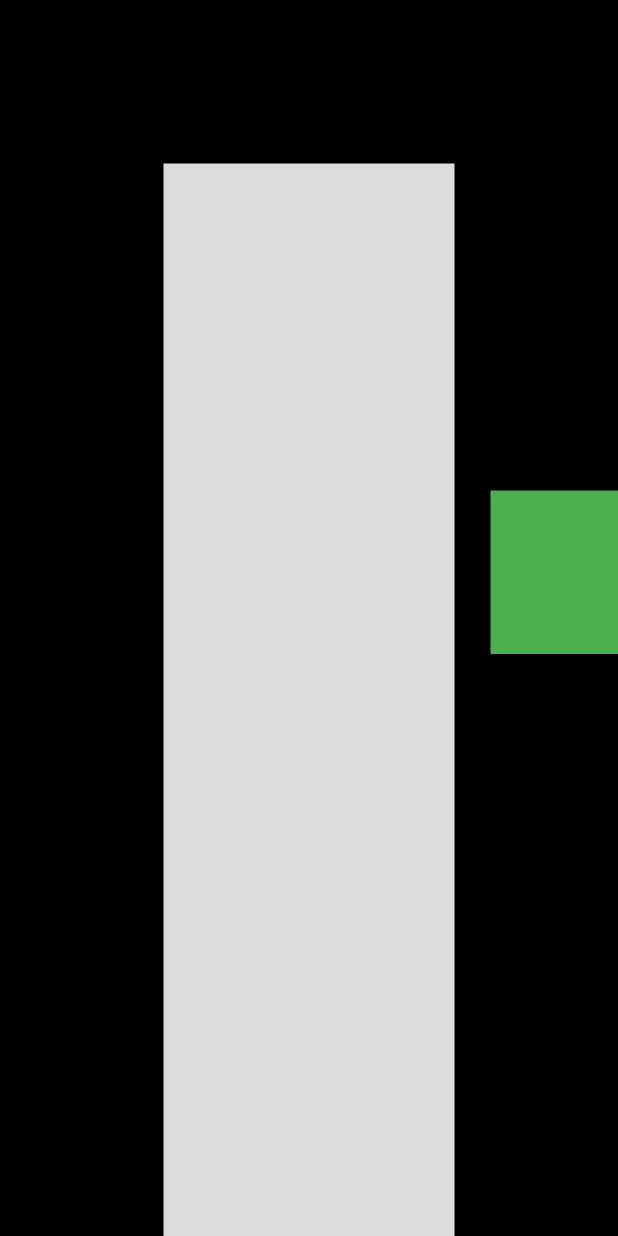
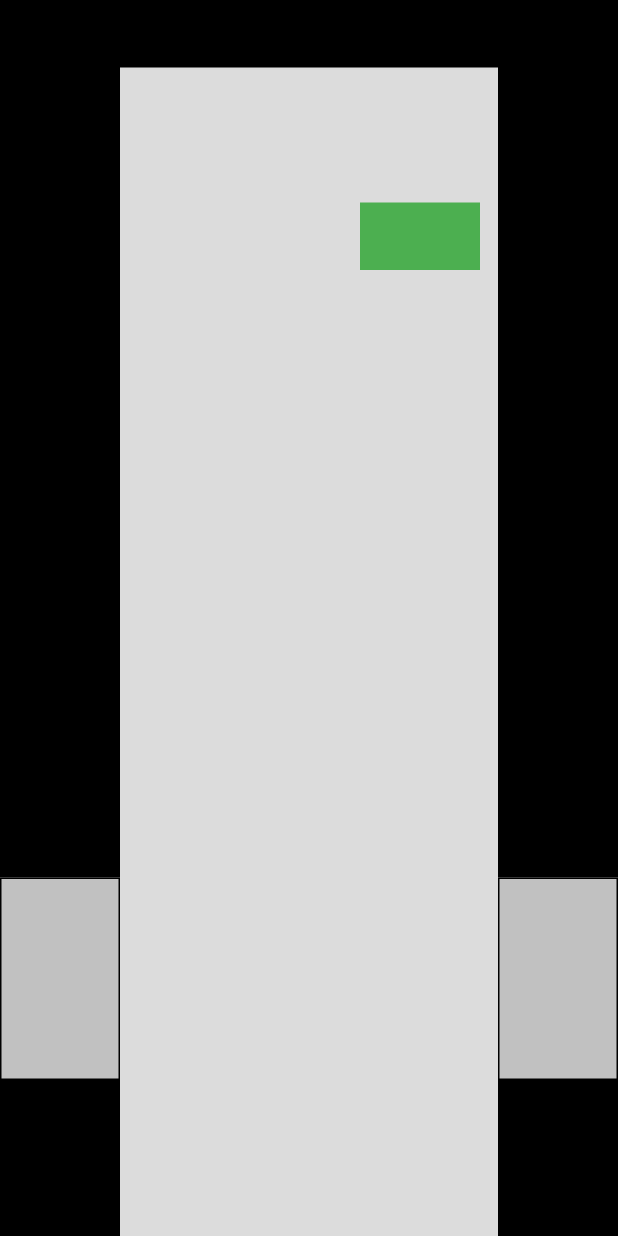
Before and after one commit to Aowar/roguelike_app, a Flutter app: the screen it shows after launch, on a phone screen of 412 x 824 dp. Run offline on Flutter 3.47's test engine with Material 2 defaults, Android fonts, the phone set to English and light mode, and no system bars; missing offline and left inert: rect_getter.

Commit message:
Second variant of the field

```diff
--- a/lib/main.dart
+++ b/lib/main.dart
@@ -17,7 +17,9 @@ var leftExit = RectGetter.createGlobalKey();
 
 final List<dynamic> posKeys = [];
 var _size = window.physicalSize;
-var _playerSize = (_size.width / 22).floorToDouble();
+var _playerWidth = (_size.width / 30).floorToDouble();
+var _playerHeight = (_size.height / 40).floorToDouble();
+
 
 void main() {
   // AppMap((_size.height - _playerSize*2) ~/ _playerSize, (_size.height - _playerSize*2) ~/ _playerSize);
@@ -50,7 +52,8 @@ class MyHomePage extends StatefulWidget {
 class _MyHomePageState extends State<MyHomePage> {
 
   late Rect playerPoz;
-  final double _step = _playerSize;
+  final double _stepY = _playerHeight;
+  final double _stepX = _playerWidth;
 
   gettingCoordinates() {
     playerPoz = RectGetter.getRectFromKey(playerPozKey)!;
@@ -84,9 +87,9 @@ class _MyHomePageState extends State<MyHomePage> {
   goUpward() {
     setState(() {
       gettingCoordinates();
-      Rect nextPos = Rect.fromLTRB(playerPoz.left, playerPoz.top - _step, playerPoz.right, playerPoz.bottom);
+      Rect nextPos = Rect.fromLTRB(playerPoz.left, playerPoz.top - _stepY, playerPoz.right, playerPoz.bottom);
       if (!posKeys.any((element) => nextPos.overlaps(element))) {
-        posY = posY - _step;
+        posY = posY - _stepY;
       }
     });
   }
@@ -94,9 +97,9 @@ class _MyHomePageState extends State<MyHomePage> {
   goDownward() {
     setState(() {
       gettingCoordinates();
-      Rect nextPos = Rect.fromLTRB(playerPoz.left, playerPoz.top, playerPoz.right, playerPoz.bottom + _step);
+      Rect nextPos = Rect.fromLTRB(playerPoz.left, playerPoz.top, playerPoz.right, playerPoz.bottom + _stepY);
       if (!posKeys.any((element) => nextPos.overlaps(element))) {
-        posY = posY + _step;
+        posY = posY + _stepY;
       }
     });
   }
@@ -104,9 +107,9 @@ class _MyHomePageState extends State<MyHomePage> {
   goLeft() {
     setState(() {
       gettingCoordinates();
-      Rect nextPos = Rect.fromLTRB(playerPoz.left - _step, playerPoz.top, playerPoz.right, playerPoz.bottom);
+      Rect nextPos = Rect.fromLTRB(playerPoz.left - _stepX, playerPoz.top, playerPoz.right, playerPoz.bottom);
       if (!posKeys.any((element) => nextPos.overlaps(element))) {
-        posX = posX - _step;
+        posX = posX - _stepX;
       }
     });
   }
@@ -114,84 +117,94 @@ class _MyHomePageState extends State<MyHomePage> {
   goRight() {
     setState(() {
       gettingCoordinates();
-      Rect nextPos = Rect.fromLTRB(playerPoz.left, playerPoz.top, playerPoz.right + _step, playerPoz.bottom);
+      Rect nextPos = Rect.fromLTRB(playerPoz.left, playerPoz.top, playerPoz.right + _stepX, playerPoz.bottom);
       if (!posKeys.any((element) => nextPos.overlaps(element))) {
-        posX = posX + _step;
+        posX = posX + _stepX;
       }
     });
   }
 
-  double posX = _playerSize*3;
-  double posY = _playerSize*3;
+  double posX = _playerWidth*3;
+  double posY = _playerHeight*3;
 
   @override
   Widget build(BuildContext context) {
     return Scaffold(
       body: Column(
         children: [
-              Center(
+          SizedBox(
               child: Container(
                   color: Colors.black12,
                   child: SizedBox(
-                        width: _playerSize*20,
-                        height: _playerSize*20,
+                    width: _playerWidth*30,
+                    height: _playerHeight*30,
                     child: Stack(
                       children: [
+                        /// Generate top side
                         Positioned(
                           left: 0,
                           child: Row(
                             children: [
-                                  //Generate upper left wall
-                                  generateWall(context, _playerSize, _playerSize*9, upperLeftWallPozKey, Colors.black),
-                                  //Generate upper left wall
-                                  generateWall(context, _playerSize, _playerSize*3, upperExit, Colors.black12),
-                                  //Generate upper right wall
-                                  generateWall(context, _playerSize, _playerSize*9, upperRightWallPozKey, Colors.black),
+                              ///Generate upper left wall
+                              generateWall(context, _playerHeight, _playerWidth*13, upperLeftWallPozKey, Colors.black),
+                              ///Generate upper exit
+                              generateWall(context, _playerHeight, _playerWidth*3, upperExit, Colors.black12),
+                              ///Generate upper right wall
+                              generateWall(context, _playerHeight, _playerWidth*13, upperRightWallPozKey, Colors.black),
                             ],
                           ),
                         ),
-                            //Generate lower left wall
+                        /// Generate bottom side
                         Positioned(
                             bottom: 0,
                             left: 0,
-                              child: generateWall(context, _playerSize, _playerSize*6, lowerLeftWallPozKey, Colors.black),
+                            child: Row(
+                              children: [
+                                ///Generate lower left wall
+                                generateWall(context, _playerHeight, _playerWidth*13, lowerLeftWallPozKey, Colors.black),
+                                ///Generate lower exit
+                                generateWall(context, _playerHeight, _playerWidth*3, lowerExit, Colors.black12),
+                                ///Generate lower right wall
+                                generateWall(context, _playerHeight, _playerWidth*13, lowerRightWallPozKey, Colors.black),
+                              ],
+                            )
                         ),
-                            //Generate lower right wall
-                            Positioned(
-                              bottom: 0,
-                              right: 0,
-                              child: generateWall(context, _playerSize, _playerSize*6, lowerRightWallPozKey, Colors.black),
-                            ),
-                            //Generate left upper wall
+                        /// Generate left side
                         Positioned(
                           top: 0,
                           left: 0,
-                              child: generateWall(context, _playerSize*12, _playerSize, leftUpperWallPozKey, Colors.black),
+                          child: Column(
+                            children: [
+                              ///Generate left upper wall
+                              generateWall(context, _playerHeight*13, _playerWidth, leftUpperWallPozKey, Colors.black),
+                              ///Generate left exit
+                              generateWall(context, _playerHeight*3, _playerWidth, leftExit, Colors.black12),
+                              ///Generate left lower wall
+                              generateWall(context, _playerHeight*13, _playerWidth, leftLowerWallPozKey, Colors.black),
+                            ],
                           ),
-                            //Generate left lower wall
-                            Positioned(
-                              bottom: 0,
-                              left: 0,
-                              child: generateWall(context, _playerSize*12, _playerSize, leftLowerWallPozKey, Colors.black),
                         ),
-                            //Generate right upper wall
+                        /// Generate right side
                         Positioned(
                           top: 0,
                           right: 0,
-                              child: generateWall(context, _playerSize*12, _playerSize, rightUpperWallPozKey, Colors.black),
+                          child: Column(
+                            children: [
+                              ///Generate right upper wall
+                              generateWall(context, _playerHeight*13, _playerWidth, rightUpperWallPozKey, Colors.black),
+                              ///Generate left exit
+                              generateWall(context, _playerHeight*3, _playerWidth, rightExit, Colors.black12),
+                              ///Generate right lower wall
+                              generateWall(context, _playerHeight*14, _playerWidth, rightLowerWallPozKey, Colors.black),
+                            ],
                           ),
-                            //Generate right lower wall
-                            Positioned(
-                              bottom: 0,
-                              right: 0,
-                              child: generateWall(context, _playerSize*12, _playerSize, rightLowerWallPozKey, Colors.black),
                         ),
                         Positioned(
                           left: posX,
                           top: posY,
                           child: SizedBox(
-                                width: _playerSize,
-                                height: _playerSize,
+                            width: _playerWidth,
+                            height: _playerHeight,
                             child: RectGetter(
                                 key: playerPozKey,
                                 child: GestureDetector(
@@ -207,9 +220,9 @@ class _MyHomePageState extends State<MyHomePage> {
                           ),
                         ),
                       ],
+                    ),
                   )
               )
-                ),
           ),
           Center(
               child: Padding(
```
Lines whose indentation alone changed are shown as unchanged.
